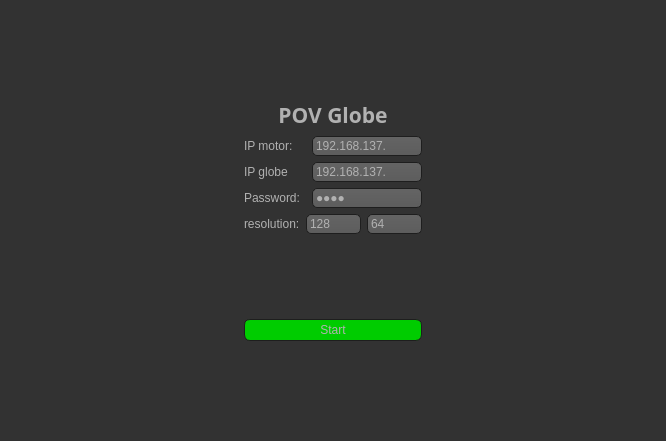
Qt form mainwindow.ui (magnocube/POV-Globe) before a commit.
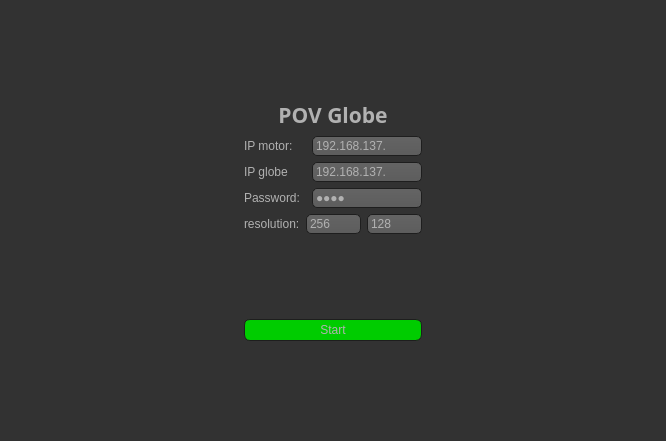
The same form after that commit. Icons and pictures are not drawn.

Commit message: modified images to be reshaped before being send to the globe

What changed in the file:
```diff
--- a/mainwindow.ui
+++ b/mainwindow.ui
@@ -598,7 +598,7 @@
                  </size>
                 </property>
                 <property name="text">
-                 <string>128</string>
+                 <string>256</string>
                 </property>
                </widget>
               </item>
@@ -611,7 +611,7 @@
                  </size>
                 </property>
                 <property name="text">
-                 <string>64</string>
+                 <string>128</string>
                 </property>
                </widget>
               </item>
```
The commit also changes 2 other files.
